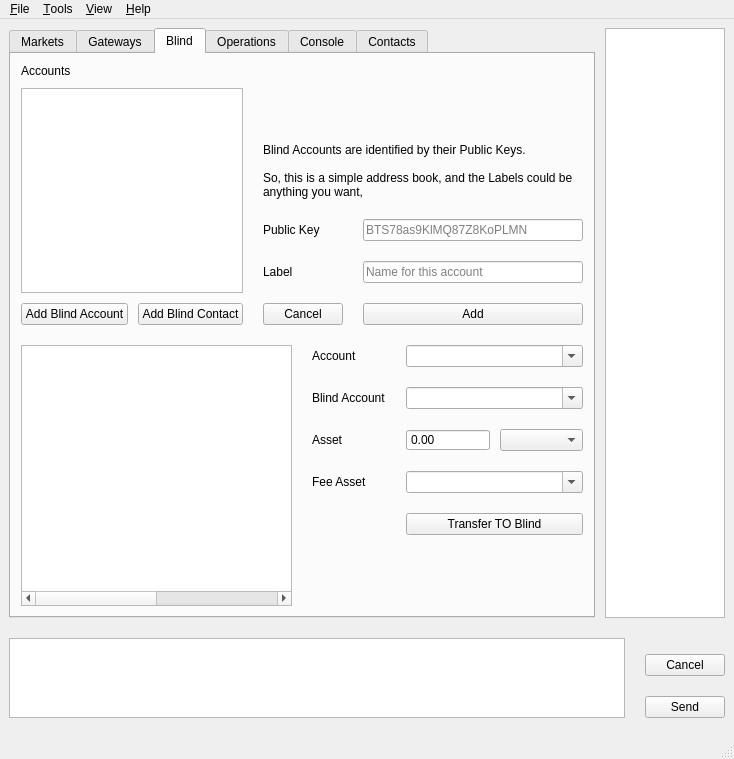
Old version of the form bitsharesqt/mainwindow.ui in the repository jhtitor/citadel.
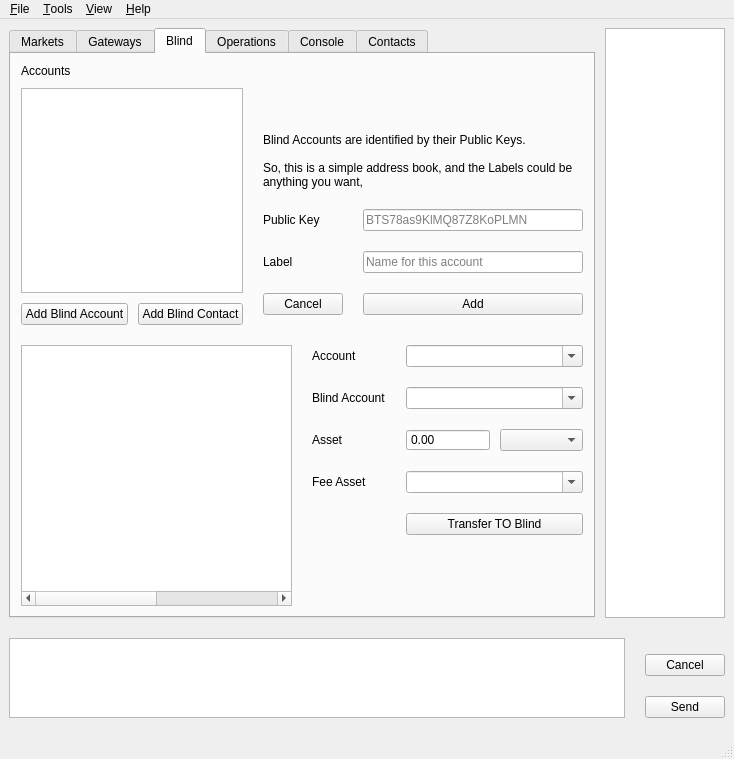
New version of the form. The open tabs and pages were chosen to show the change. Icons and pictures are not drawn. Custom widgets are drawn as their Qt base class.

Diff of the .ui file:
```diff
--- a/bitsharesqt/mainwindow.ui
+++ b/bitsharesqt/mainwindow.ui
@@ -1638,7 +1638,7 @@
                  <number>0</number>
                 </property>
                 <property name="bottomMargin">
-                 <number>0</number>
+                 <number>10</number>
                 </property>
                 <item row="1" column="0">
                  <widget class="QLabel" name="label_25">
```
Left out of the diff: 2 changed lines with no effect on the pictures.
